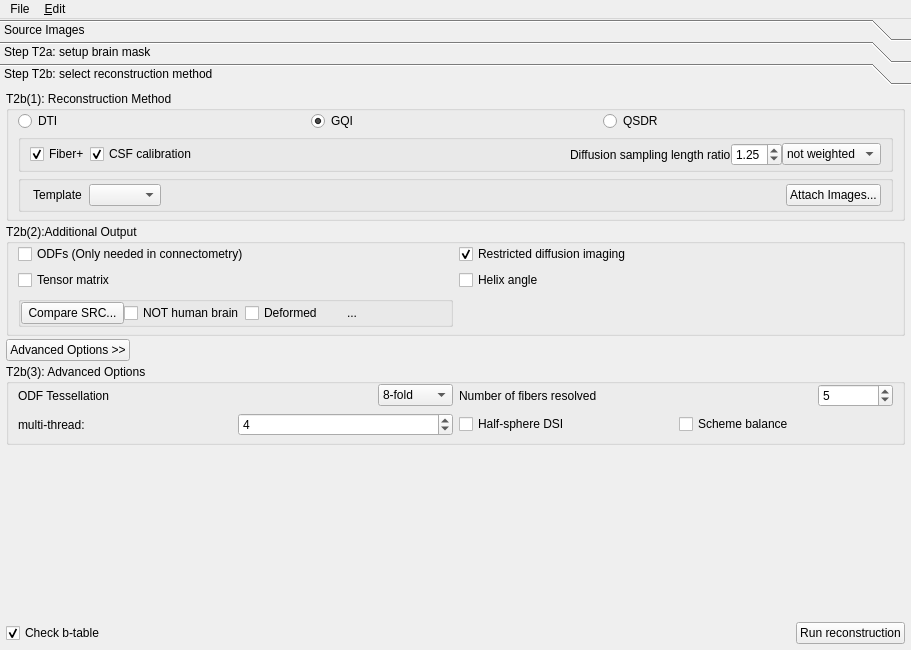
First picture: the form in reconstruction/reconstruction_window.ui, repository frankyeh/DSI-Studio, before the edit.
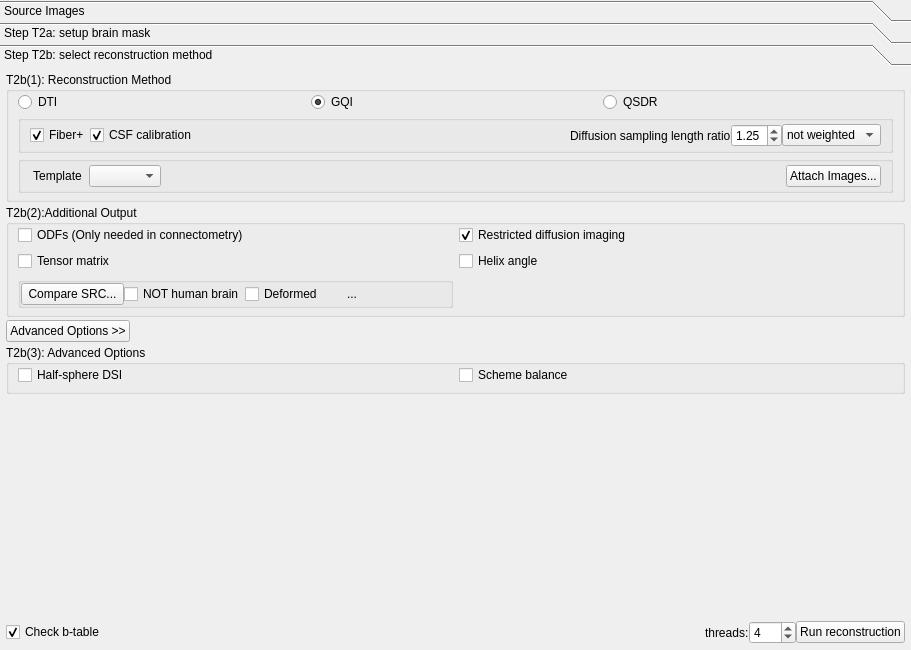
Second picture: the form after the edit. The open tabs and pages were chosen to show the change. Icons and pictures are not drawn.

Commit message: [rec] revise recon window layout (no odf/num_fiber options)

Patch:
```diff
--- a/reconstruction/reconstruction_window.ui
+++ b/reconstruction/reconstruction_window.ui
@@ -918,132 +918,11 @@
               <property name="bottomMargin">
                <number>6</number>
               </property>
-              <item>
-               <layout class="QHBoxLayout" name="horizontalLayout_17">
-                <property name="rightMargin">
-                 <number>0</number>
-                </property>
-                <item>
-                 <layout class="QHBoxLayout" name="horizontalLayout_3">
-                  <item>
-                   <widget class="QLabel" name="label_2">
-                    <property name="text">
-                     <string>ODF Tessellation</string>
-                    </property>
-                   </widget>
-                  </item>
-                  <item>
-                   <widget class="QComboBox" name="ODFDim">
-                    <property name="maximumSize">
-                     <size>
-                      <width>75</width>
-                      <height>16777215</height>
-                     </size>
-                    </property>
-                    <property name="currentIndex">
-                     <number>3</number>
-                    </property>
-                    <item>
-                     <property name="text">
-                      <string>4-fold</string>
-                     </property>
-                    </item>
-                    <item>
-                     <property name="text">
-                      <string>5-fold</string>
-                     </property>
-                    </item>
-                    <item>
-                     <property name="text">
-                      <string>6-fold</string>
-                     </property>
-                    </item>
-                    <item>
-                     <property name="text">
-                      <string>8-fold</string>
-                     </property>
-                    </item>
-                    <item>
-                     <property name="text">
-                      <string>10-fold</string>
-                     </property>
-                    </item>
-                    <item>
-                     <property name="text">
-                      <string>12-fold</string>
-                     </property>
-                    </item>
-                    <item>
-                     <property name="text">
-                      <string>16-fold</string>
-                     </property>
-                    </item>
-                    <item>
-                     <property name="text">
-                      <string>20-fold</string>
-                     </property>
-                    </item>
-                   </widget>
-                  </item>
-                 </layout>
-                </item>
-                <item>
-                 <layout class="QHBoxLayout" name="horizontalLayout_6">
-                  <item>
-                   <widget class="QLabel" name="label_3">
-                    <property name="text">
-                     <string>Number of fibers resolved</string>
-                    </property>
-                   </widget>
-                  </item>
-                  <item>
-                   <widget class="QSpinBox" name="NumOfFibers">
-                    <property name="maximumSize">
-                     <size>
-                      <width>75</width>
-                      <height>16777215</height>
-                     </size>
-                    </property>
-                    <property name="minimum">
-                     <number>1</number>
-                    </property>
-                    <property name="maximum">
-                     <number>10</number>
-                    </property>
-                    <property name="value">
-                     <number>5</number>
-                    </property>
-                   </widget>
-                  </item>
-                 </layout>
-                </item>
-               </layout>
-              </item>
               <item>
                <layout class="QHBoxLayout" name="horizontalLayout_18">
                 <property name="bottomMargin">
                  <number>0</number>
                 </property>
-                <item>
-                 <widget class="QLabel" name="label_9">
-                  <property name="text">
-                   <string>multi-thread:</string>
-                  </property>
-                 </widget>
-                </item>
-                <item>
-                 <widget class="QSpinBox" name="ThreadCount">
-                  <property name="minimum">
-                   <number>1</number>
-                  </property>
-                  <property name="maximum">
-                   <number>128</number>
-                  </property>
-                  <property name="value">
-                   <number>4</number>
-                  </property>
-                 </widget>
-                </item>
                 <item>
                  <widget class="QCheckBox" name="half_sphere">
                   <property name="text">
@@ -1129,6 +1008,33 @@
              </property>
             </spacer>
            </item>
+           <item>
+            <layout class="QHBoxLayout" name="horizontalLayout_2">
+             <property name="rightMargin">
+              <number>0</number>
+             </property>
+             <item>
+              <widget class="QLabel" name="label_9">
+               <property name="text">
+                <string>threads:</string>
+               </property>
+              </widget>
+             </item>
+             <item>
+              <widget class="QSpinBox" name="ThreadCount">
+               <property name="minimum">
+                <number>1</number>
+               </property>
+               <property name="maximum">
+                <number>128</number>
+               </property>
+               <property name="value">
+                <number>4</number>
+               </property>
+              </widget>
+             </item>
+            </layout>
+           </item>
            <item>
             <widget class="QPushButton" name="doDTI">
              <property name="sizePolicy">
@@ -1166,56 +1072,6 @@
      <height>21</height>
     </rect>
    </property>
-   <widget class="QMenu" name="menu_Edit">
-    <property name="title">
-     <string>&amp;Edit</string>
-    </property>
-    <widget class="QMenu" name="menuChange_B_table">
-     <property name="title">
-      <string>Change B-table</string>
-     </property>
-     <addaction name="actionFlip_bx"/>
-     <addaction name="actionFlip_by"/>
-     <addaction name="actionFlip_bz"/>
-    </widget>
-    <addaction name="actionFlip_x"/>
-    <addaction name="actionFlip_y"/>
-    <addaction name="actionFlip_z"/>
-    <addaction name="separator"/>
-    <addaction name="actionFlip_xy"/>
-    <addaction name="actionFlip_xz"/>
-    <addaction name="actionFlip_yz"/>
-    <addaction name="separator"/>
-    <addaction name="actionManual_Rotation"/>
-    <addaction name="actionRotate_to_MNI"/>
-    <addaction name="separator"/>
-    <addaction name="actionRotate"/>
-    <addaction name="actionResample"/>
-    <addaction name="actionImage_upsample_to_T1W_TESTING"/>
-    <addaction name="separator"/>
-    <addaction name="actionErase_Background_Signals"/>
-    <addaction name="actionTrim_image"/>
-    <addaction name="separator"/>
-    <addaction name="actionCorrect_AP_PA_scans"/>
-    <addaction name="menuChange_B_table"/>
-    <addaction name="actionEnable_TEST_features"/>
-    <addaction name="separator"/>
-    <addaction name="actionEddy_Motion_Correction"/>
-   </widget>
-   <widget class="QMenu" name="menuFile">
-    <property name="title">
-     <string>File</string>
-    </property>
-    <addaction name="actionSave_SRC_file_as"/>
-    <addaction name="actionSave_4D_nifti"/>
-    <addaction name="actionSave_b0"/>
-    <addaction name="actionSave_DWI_sum"/>
-    <addaction name="actionSave_b_table"/>
-    <addaction name="actionSave_bvals"/>
-    <addaction name="actionSave_bvecs"/>
-   </widget>
-   <addaction name="menuFile"/>
-   <addaction name="menu_Edit"/>
   </widget>
   <action name="actionSave_4D_nifti">
    <property name="icon">
```
Left out of the diff: 2 changed lines with no effect on the pictures. The commit also changes 1 other file.
